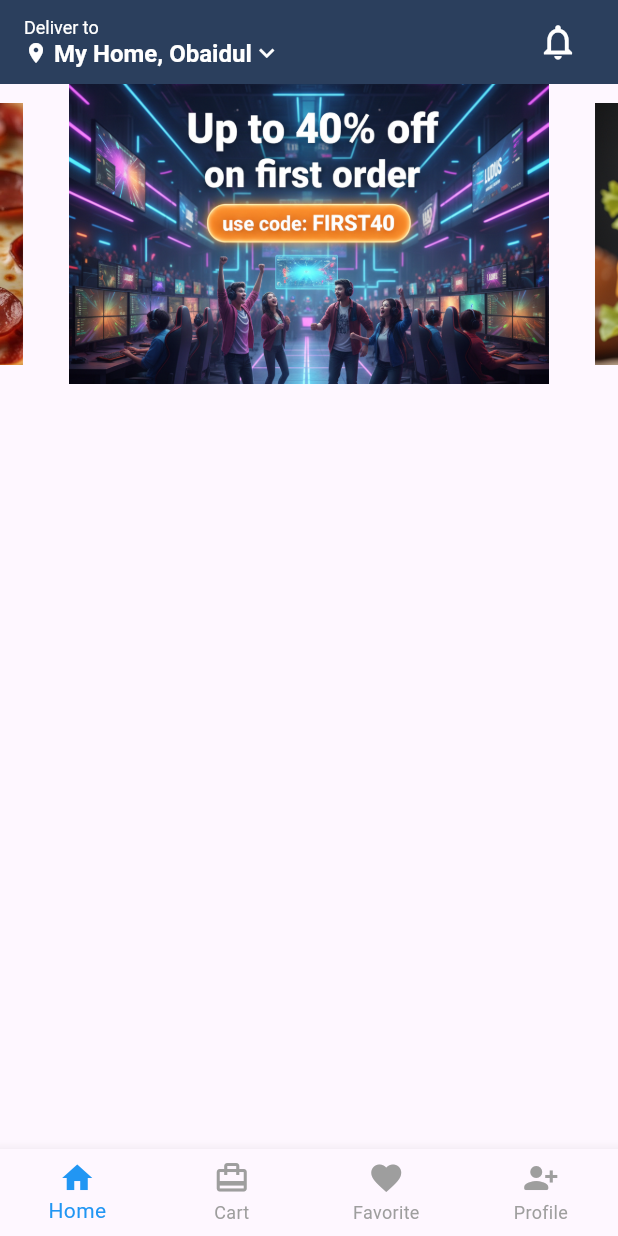
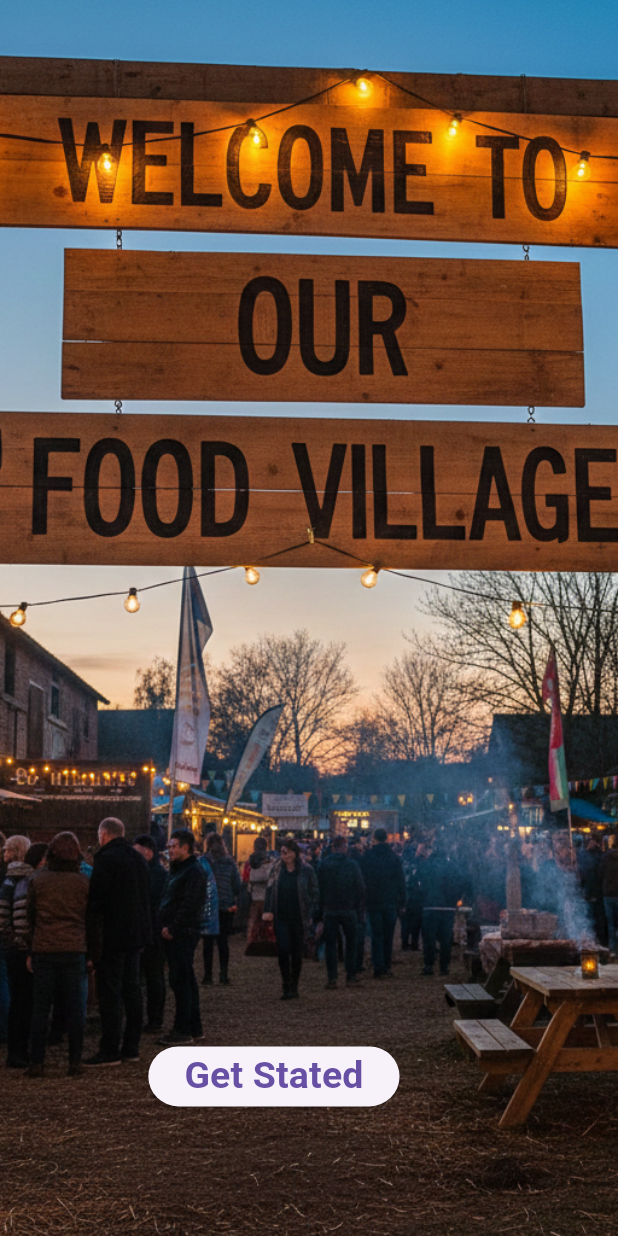
Before and after one commit to obaidul360/Food-UI, a Flutter app: the screen it shows after launch, on a phone screen of 412 x 824 dp. Run offline on Flutter 3.47's test engine with Material 3 defaults, Android fonts, the phone set to English and light mode, and no system bars; drawn by our look-alikes of carousel_slider; our stand-ins replace flutter_screenutil.

Commit message:
update today

```diff
--- a/lib/main.dart
+++ b/lib/main.dart
@@ -2,6 +2,8 @@ import 'package:flutter/material.dart';
 
 import 'package:flutter_screenutil/flutter_screenutil.dart';
 import 'package:food_ui/src/bottm_nav_bar/widgets.dart';
+import 'package:food_ui/src/form/login.dart';
+import 'package:food_ui/src/splash/splash_screen.dart';
 
 
 void main(){
@@ -21,7 +23,7 @@ class FoodApp extends StatelessWidget {
         builder: (context, child) {
           return MaterialApp(
             debugShowCheckedModeBanner: false,
-            home: BottomNavigationBarScreen(),
+            home:SplashScreen()// LoginScreen()//BottomNavigationBarScreen(),
           );
         },
       ),
--- a/lib/src/pages/home.dart
+++ b/lib/src/pages/home.dart
@@ -27,7 +27,9 @@ class _HomePageState extends State<HomePage> {
           deliverytitle: 'Deliver to',
           nametitle: "My Home, Obaidul",
         ),
-        body: Column(
+        body: Padding(
+          padding: const EdgeInsets.all(8.0),
+          child: Column(
             children: [
               //Image.asset("assets/images/menu.png")
               CarouselSlider(
@@ -58,6 +60,7 @@ class _HomePageState extends State<HomePage> {
             ],
           ),
         ),
+      ),
     );
   }
 }
--- /dev/null
+++ b/lib/src/splash/splash_screen.dart
@@ -0,0 +1,42 @@
+import 'package:flutter/material.dart';
+
+import '../form/login.dart';
+
+class SplashScreen extends StatelessWidget {
+  const SplashScreen({super.key});
+
+  @override
+  Widget build(BuildContext context) {
+    return Scaffold(
+      body: Stack(
+        children: [
+          Container(
+            //width: MediaQuery.of(context).size.width,
+            height: MediaQuery.of(context).size.height,
+            child: Image.asset(
+              "assets/images/splash_logo.png",
+              fit: BoxFit.cover,
+            ),
+          ),
+          Positioned(
+            bottom: MediaQuery.of(context).size.height * 0.1,
+            left: MediaQuery.of(context).size.height * 0.12,
+            child: ElevatedButton(
+              onPressed: () {
+                Navigator.push(context, MaterialPageRoute(builder: (context)=>LoginScreen()));
+              },
+              child: Text(
+                "Get Stated",
+                style: TextStyle(
+                  fontWeight: FontWeight.w700,
+                  fontSize: 25,
+
+                ),
+              ),
+            ),
+          ),
+        ],
+      ),
+    );
+  }
+}
```
Also changed, not shown: lib/src/form/login.dart (added, +182 -0 lines), lib/src/form/registation.dart (added, +18 -0 lines), assets/images/splash_logo.png (added). Lines whose indentation alone changed are shown as unchanged.
